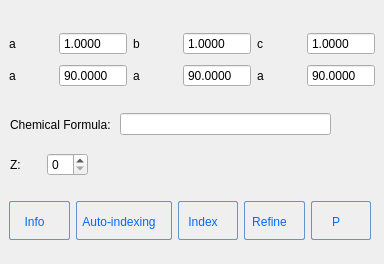
First picture: the form in apps/NSXQt/ui/Tree/UnitCellPropertyWidget.ui, repository k61n/openhkl, before the edit.
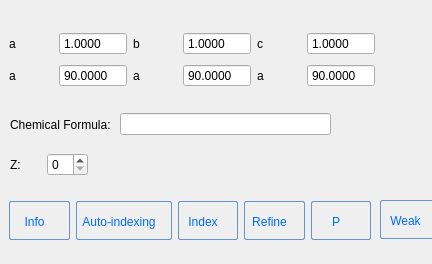
Second picture: the form after the edit.

Commit message: Determine whether a peak h,k,l falls in IData now works. Tested

Patch:
```diff
--- a/apps/NSXQt/ui/Tree/UnitCellPropertyWidget.ui
+++ b/apps/NSXQt/ui/Tree/UnitCellPropertyWidget.ui
@@ -6,7 +6,7 @@
    <rect>
     <x>0</x>
     <y>0</y>
-    <width>384</width>
+    <width>432</width>
     <height>264</height>
    </rect>
   </property>
@@ -505,6 +505,66 @@
     </item>
    </layout>
   </widget>
+  <widget class="QPushButton" name="pushButton_WeakPeaks">
+   <property name="geometry">
+    <rect>
+     <x>380</x>
+     <y>200</y>
+     <width>61</width>
+     <height>39</height>
+    </rect>
+   </property>
+   <property name="toolTip">
+    <string>&lt;html&gt;&lt;head/&gt;&lt;body&gt;&lt;p&gt;Transformation matrix&lt;/p&gt;&lt;/body&gt;&lt;/html&gt;</string>
+   </property>
+   <property name="styleSheet">
+    <string notr="true">QPushButton:hover{
+        background: qlineargradient(x1 : 0, y1 : 0, x2 : 0, y2 :   1, stop :   0.0 #ffd9aa,
+                stop :   0.5 #ffbb6e, stop :   0.55 #feae42, stop :   1.0 #fedb74);
+}
+
+QPushButton {
+        border: 1px solid #6593cf;
+        border-radius: 2px;
+        padding: 5px 15px 2px 5px;
+        background: qlineargradient(x1 : 0, y1 : 0, x2 : 0, y2 :   1, stop :   0.0 #f5f9ff,
+                stop :   0.5 #c7dfff, stop :   0.55 #afd2ff, stop :   1.0 #c0dbff);
+        color: #006aff;
+        font: bold large &quot;Arial&quot;;
+        height: 30px;
+}
+
+
+
+
+QPushButton:pressed {
+        background: qlineargradient(x1 : 0, y1 : 0, x2 : 0, y2 :   1, stop :   0.0 #c0dbff,
+        stop :   0.5 #cfd26f, stop :   0.55 #c7df6f, stop :   1.0 #f5f9ff);
+        padding-top: 2px;
+        padding-left: 3px;
+
+}
+
+
+QPushButton:on {
+        background: qlineargradient(x1 : 0, y1 : 0, x2 : 0, y2 :   1, stop :   0.0 #5AA72D,
+        stop :   0.5 #B3E296, stop :   0.55 #B3E296, stop :   1.0 #f5f9ff);
+        padding-top: 2px;
+        padding-left: 3px;
+}
+
+QPushButton:disabled {
+        background: transparent #e5e9ee;
+        padding-top: 2px;        
+        padding-left: 3px;
+        color: black;
+}
+</string>
+   </property>
+   <property name="text">
+    <string>Weak</string>
+   </property>
+  </widget>
  </widget>
  <tabstops>
   <tabstop>doubleSpinBoxa</tabstop>
```
The commit also changes 8 other files.
